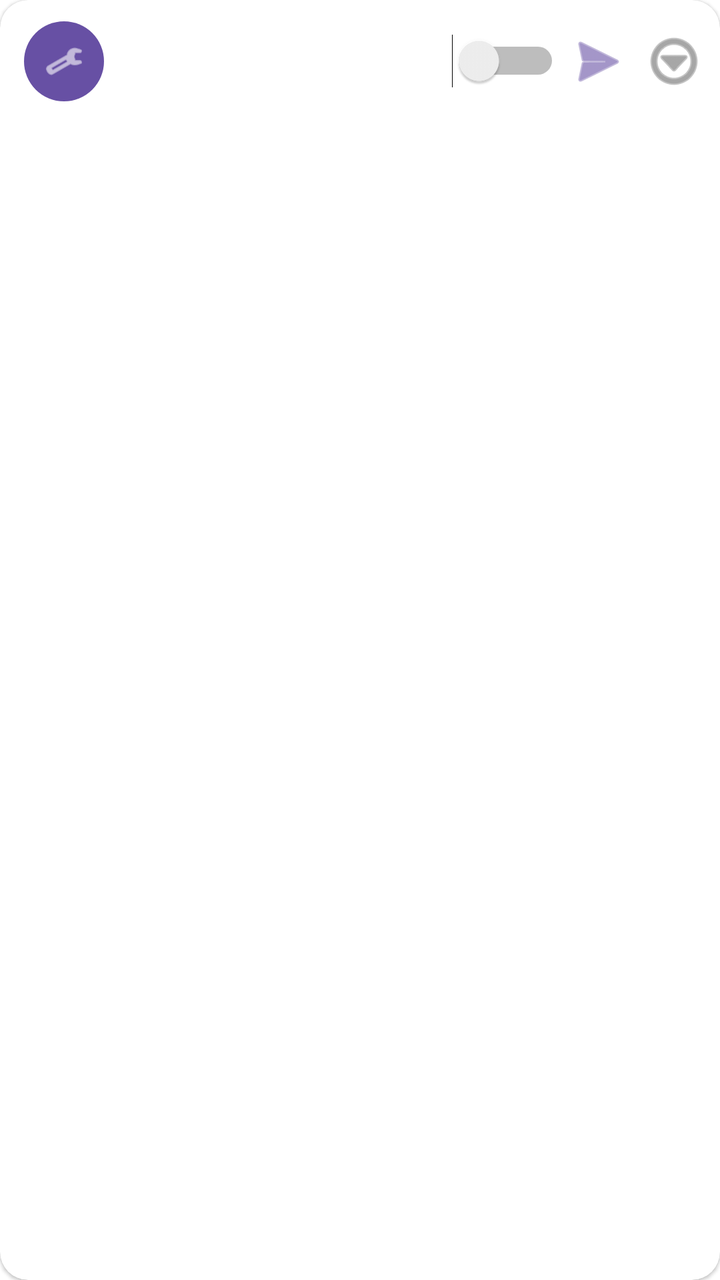
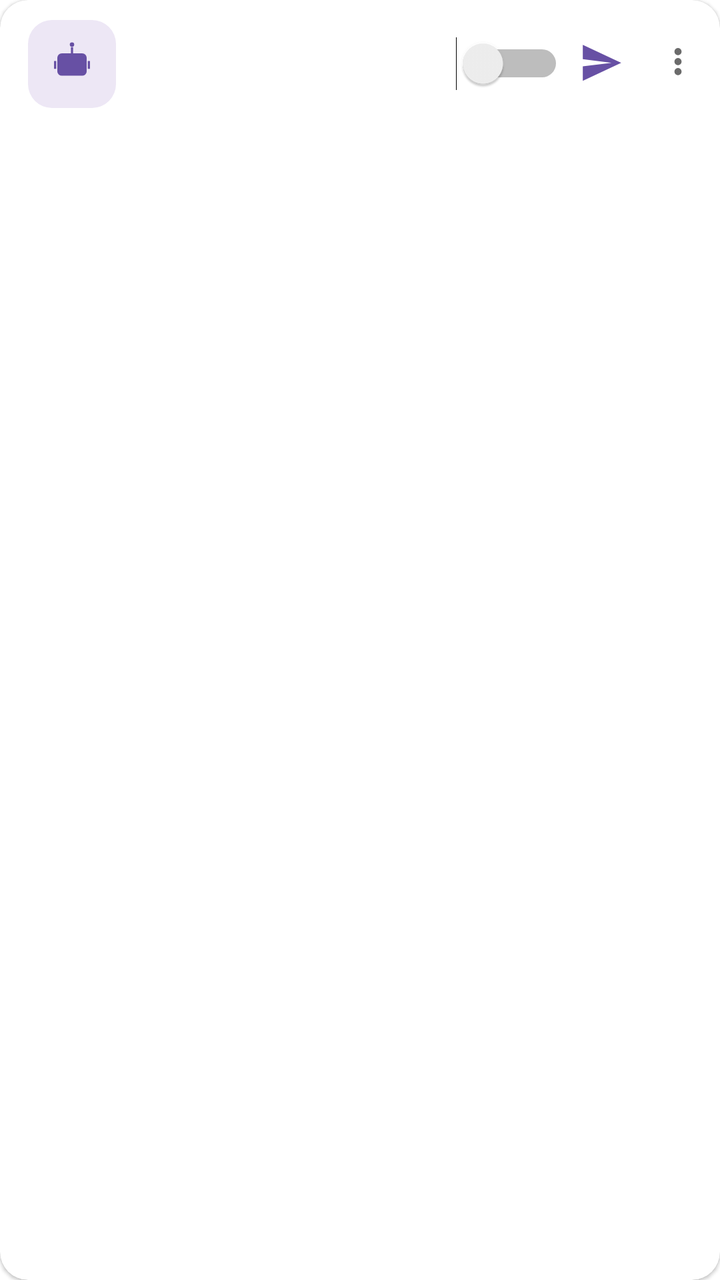

Before-and-after screenshots of an Android layout around one commit, followed by the original layout XML and the change that was made.
<!-- AndroidManifest.xml: application theme Theme.SMSForwarder -->
<!-- res/layout/item_bot.xml -->
<?xml version="1.0" encoding="utf-8"?>
<com.google.android.material.card.MaterialCardView xmlns:android="http://schemas.android.com/apk/res/android"
    xmlns:app="http://schemas.android.com/apk/res-auto"
    android:layout_width="match_parent"
    android:layout_height="wrap_content"
    android:layout_marginBottom="10dp"
    app:cardBackgroundColor="@android:color/white"
    app:cardCornerRadius="14dp"
    app:cardElevation="1dp">

    <LinearLayout
        android:layout_width="match_parent"
        android:layout_height="wrap_content"
        android:gravity="center_vertical"
        android:orientation="horizontal"
        android:paddingStart="12dp"
        android:paddingTop="10dp"
        android:paddingEnd="4dp"
        android:paddingBottom="10dp">

        <ImageView
            android:layout_width="40dp"
            android:layout_height="40dp"
            android:background="@drawable/bg_circle"
            android:backgroundTint="@color/icon_purple"
            android:contentDescription="机器人"
            android:padding="10dp"
            android:src="@android:drawable/ic_menu_manage"
            android:tint="@android:color/white" />

        <LinearLayout
            android:layout_width="0dp"
            android:layout_height="wrap_content"
            android:layout_marginStart="10dp"
            android:layout_weight="1"
            android:orientation="vertical">

            <TextView
                android:id="@+id/tvBotName"
                android:layout_width="match_parent"
                android:layout_height="wrap_content"
                android:ellipsize="end"
                android:maxLines="1"
                android:textColor="@color/text_primary"
                android:textSize="16sp"
                android:textStyle="bold" />

            <TextView
                android:id="@+id/tvBotKeywords"
                android:layout_width="match_parent"
                android:layout_height="wrap_content"
                android:layout_marginTop="2dp"
                android:ellipsize="end"
                android:maxLines="2"
                android:textColor="@color/text_secondary"
                android:textSize="13sp" />
        </LinearLayout>

        <Switch
            android:id="@+id/switchEnabled"
            android:layout_width="wrap_content"
            android:layout_height="wrap_content" />

        <ImageButton
            android:id="@+id/btnTest"
            android:layout_width="38dp"
            android:layout_height="38dp"
            android:background="?attr/selectableItemBackgroundBorderless"
            android:contentDescription="测试发送"
            android:src="@android:drawable/ic_menu_send"
            android:tint="@color/purple_primary" />

        <ImageButton
            android:id="@+id/btnMore"
            android:layout_width="38dp"
            android:layout_height="38dp"
            android:background="?attr/selectableItemBackgroundBorderless"
            android:contentDescription="更多操作"
            android:src="@android:drawable/ic_menu_more"
            android:tint="@color/text_secondary" />
    </LinearLayout>
</com.google.android.material.card.MaterialCardView>
<!-- resources referenced by this layout -->
<resources>
  <color name="icon_purple">#6750A4</color>
  <color name="purple_primary">#6750A4</color>
  <color name="text_primary">#1C1B1F</color>
  <color name="text_secondary">#6B6B6B</color>
  <!-- drawable bg_circle (drawable) -->
  <?xml version="1.0" encoding="utf-8"?>
  <shape xmlns:android="http://schemas.android.com/apk/res/android"
      android:shape="oval">
      <solid android:color="@android:color/white" />
  </shape>
  <style name="Theme.SMSForwarder" parent="Theme.MaterialComponents.DayNight.DarkActionBar">
          <item name="colorPrimary">#6750A4</item>
          <item name="colorPrimaryVariant">#4F378B</item>
          <item name="colorOnPrimary">#FFFFFF</item>
          <item name="colorSecondary">#6750A4</item>
          <item name="colorOnSecondary">#FFFFFF</item>
      </style>
</resources>

<!-- the commit's change to res/layout/item_bot.xml (unified diff, before → after) -->
@@ -13,20 +13,19 @@
         android:layout_height="wrap_content"
         android:gravity="center_vertical"
         android:orientation="horizontal"
-        android:paddingStart="12dp"
+        android:paddingStart="14dp"
         android:paddingTop="10dp"
-        android:paddingEnd="4dp"
+        android:paddingEnd="2dp"
         android:paddingBottom="10dp">
 
         <ImageView
-            android:layout_width="40dp"
-            android:layout_height="40dp"
-            android:background="@drawable/bg_circle"
-            android:backgroundTint="@color/icon_purple"
+            android:layout_width="44dp"
+            android:layout_height="44dp"
+            android:background="@drawable/bg_avatar_square"
             android:contentDescription="机器人"
-            android:padding="10dp"
-            android:src="@android:drawable/ic_menu_manage"
-            android:tint="@android:color/white" />
+            android:padding="11dp"
+            android:src="@drawable/ic_robot"
+            android:tint="@color/purple_primary" />
 
         <LinearLayout
             android:layout_width="0dp"
@@ -67,7 +66,7 @@
             android:layout_height="38dp"
             android:background="?attr/selectableItemBackgroundBorderless"
             android:contentDescription="测试发送"
-            android:src="@android:drawable/ic_menu_send"
+            android:src="@drawable/ic_send"
             android:tint="@color/purple_primary" />
 
         <ImageButton
@@ -76,7 +75,7 @@
             android:layout_height="38dp"
             android:background="?attr/selectableItemBackgroundBorderless"
             android:contentDescription="更多操作"
-            android:src="@android:drawable/ic_menu_more"
+            android:src="@drawable/ic_more_vert"
             android:tint="@color/text_secondary" />
     </LinearLayout>
 </com.google.android.material.card.MaterialCardView>
<!-- resource entries referenced after the edit -->
@@ -1,15 +1,57 @@
 <!-- resources referenced by this layout -->
 <resources>
-  <color name="icon_purple">#6750A4</color>
   <color name="purple_primary">#6750A4</color>
   <color name="text_primary">#1C1B1F</color>
   <color name="text_secondary">#6B6B6B</color>
-  <!-- drawable bg_circle (drawable) -->
+  <!-- drawable bg_avatar_square (drawable) -->
   <?xml version="1.0" encoding="utf-8"?>
   <shape xmlns:android="http://schemas.android.com/apk/res/android"
-      android:shape="oval">
-      <solid android:color="@android:color/white" />
+      android:shape="rectangle">
+      <solid android:color="@color/icon_purple_light" />
+      <corners android:radius="12dp" />
   </shape>
+  <!-- drawable ic_more_vert (drawable) -->
+  <?xml version="1.0" encoding="utf-8"?>
+  <vector xmlns:android="http://schemas.android.com/apk/res/android"
+      android:width="24dp"
+      android:height="24dp"
+      android:viewportWidth="24"
+      android:viewportHeight="24">
+      <path
+          android:fillColor="#FF666666"
+          android:pathData="M12,4m0,0a1.8,1.8 0,1 1,0 3.6a1.8,1.8 0,1 1,0 -3.6M12,9m0,0a1.8,1.8 0,1 1,0 3.6a1.8,1.8 0,1 1,0 -3.6M12,14m0,0a1.8,1.8 0,1 1,0 3.6a1.8,1.8 0,1 1,0 -3.6" />
+  </vector>
+  <!-- drawable ic_robot (drawable) -->
+  <?xml version="1.0" encoding="utf-8"?>
+  <vector xmlns:android="http://schemas.android.com/apk/res/android"
+      android:width="24dp"
+      android:height="24dp"
+      android:viewportWidth="24"
+      android:viewportHeight="24">
+      <path
+          android:fillColor="#FF6750A4"
+          android:pathData="M12,1.4m-1.2,0a1.2,1.2 0,1 0,2.4 0a1.2,1.2 0,1 0,-2.4 0" />
+      <path
+          android:fillColor="#FF6750A4"
+          android:pathData="M11.4,2.8h1.2v3.6h-1.2z" />
+      <path
+          android:fillColor="#FF6750A4"
+          android:pathData="M6.4,6.2H17.6A2.4,2.4 0 0 1,20 8.6V16A2.4,2.4 0 0 1,17.6 18.4H6.4A2.4,2.4 0 0 1,4 16V8.6A2.4,2.4 0 0 1,6.4 6.2Z" />
+      <path
+          android:fillColor="#FF6750A4"
+          android:pathData="M2.2,10.4h1.2v4.2h-1.2zM20.6,10.4h1.2v4.2h-1.2z" />
+  </vector>
+  <!-- drawable ic_send (drawable) -->
+  <?xml version="1.0" encoding="utf-8"?>
+  <vector xmlns:android="http://schemas.android.com/apk/res/android"
+      android:width="24dp"
+      android:height="24dp"
+      android:viewportWidth="24"
+      android:viewportHeight="24">
+      <path
+          android:fillColor="#FFFFFFFF"
+          android:pathData="M2.4,20.4L21.6,11.4 2.4,2.4 2.4,9.6 16.8,11.4 2.4,13.2z" />
+  </vector>
   <style name="Theme.SMSForwarder" parent="Theme.MaterialComponents.DayNight.DarkActionBar">
           <item name="colorPrimary">#6750A4</item>
           <item name="colorPrimaryVariant">#4F378B</item>
@@ -17,5 +59,6 @@
           <item name="colorSecondary">#6750A4</item>
           <item name="colorOnSecondary">#FFFFFF</item>
       </style>
+  <color name="icon_purple_light">#EDE7F5</color>
 </resources>
 
